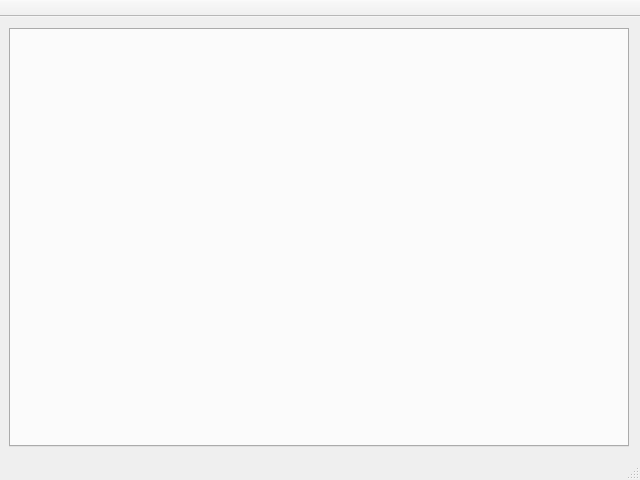
Before: the Qt Designer form msystem/src/loader/mainwindow.ui in megakoko/m-system, drawn with Qt 5.
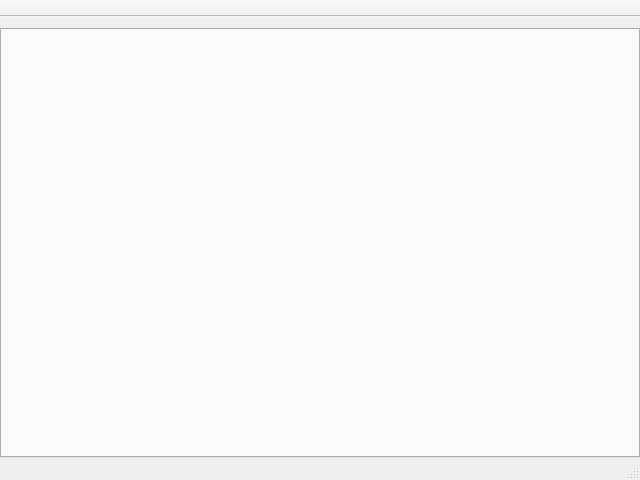
After: the same form once the commit is applied. Custom widgets are drawn as their Qt base class.

Commit message: Изменил поля главного виджета в MainWindow.

Patch:
```diff
--- a/msystem/src/loader/mainwindow.ui
+++ b/msystem/src/loader/mainwindow.ui
@@ -22,7 +22,13 @@
   <widget class="QWidget" name="centralWidget">
    <layout class="QVBoxLayout" name="verticalLayout">
     <property name="leftMargin">
-     <number>9</number>
+     <number>0</number>
+    </property>
+    <property name="rightMargin">
+     <number>0</number>
+    </property>
+    <property name="bottomMargin">
+     <number>0</number>
     </property>
     <item>
      <widget class="TabWidget" name="m_tabWidget">
```
